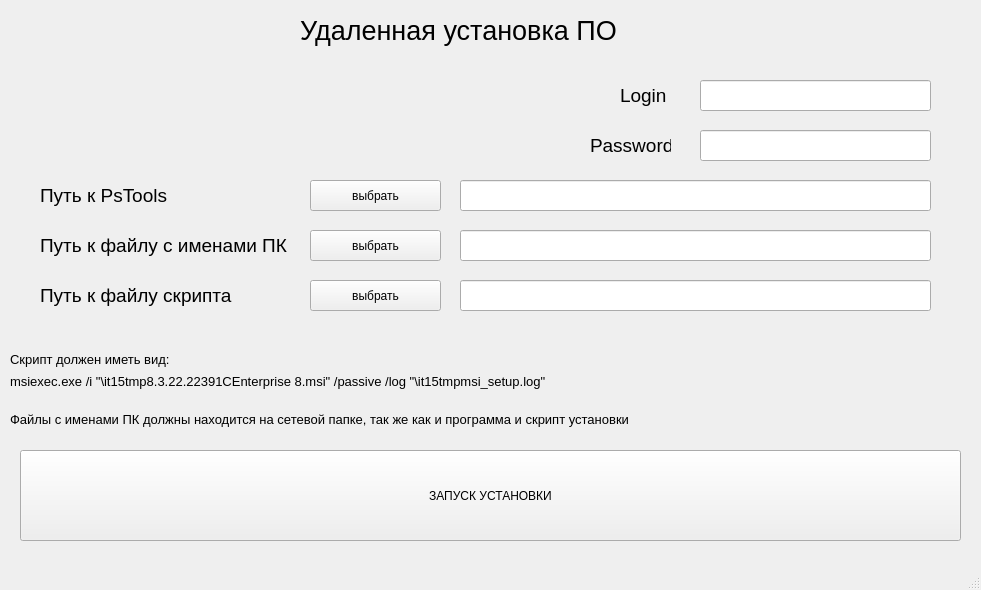
First picture: the form in remoteinst.ui, repository kvirus/pyprogram, before the edit.
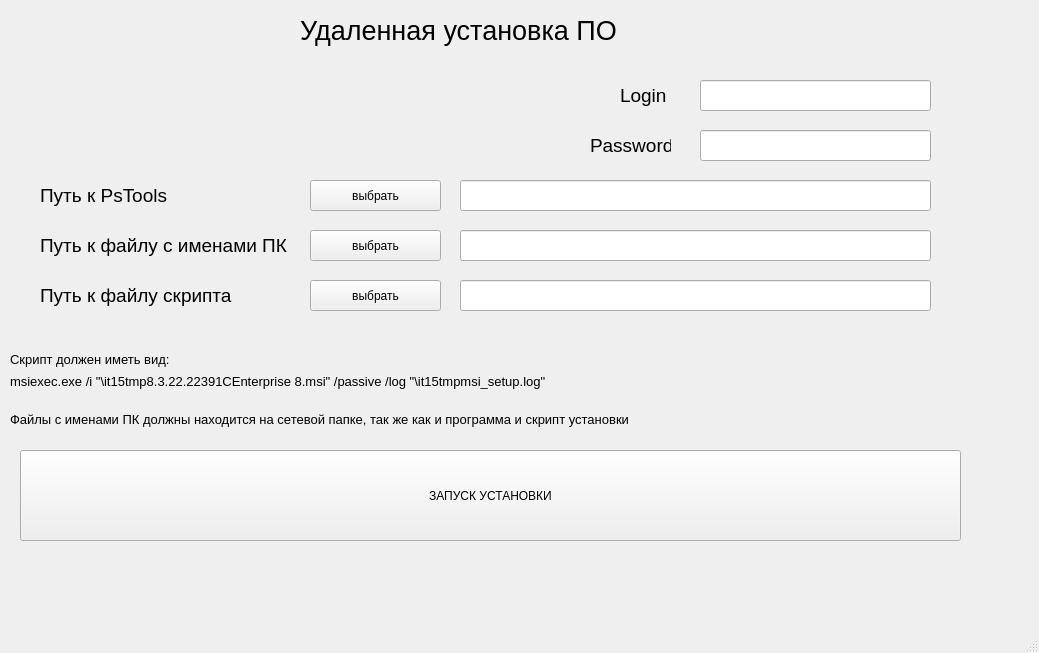
Second picture: the form after the edit.

The edit to the form file:
```diff
--- a/remoteinst.ui
+++ b/remoteinst.ui
@@ -6,8 +6,8 @@
    <rect>
     <x>0</x>
     <y>0</y>
-    <width>981</width>
-    <height>590</height>
+    <width>1039</width>
+    <height>653</height>
    </rect>
   </property>
   <property name="windowTitle">
```
Left out of the diff: 5 changed lines with no effect on the pictures.
